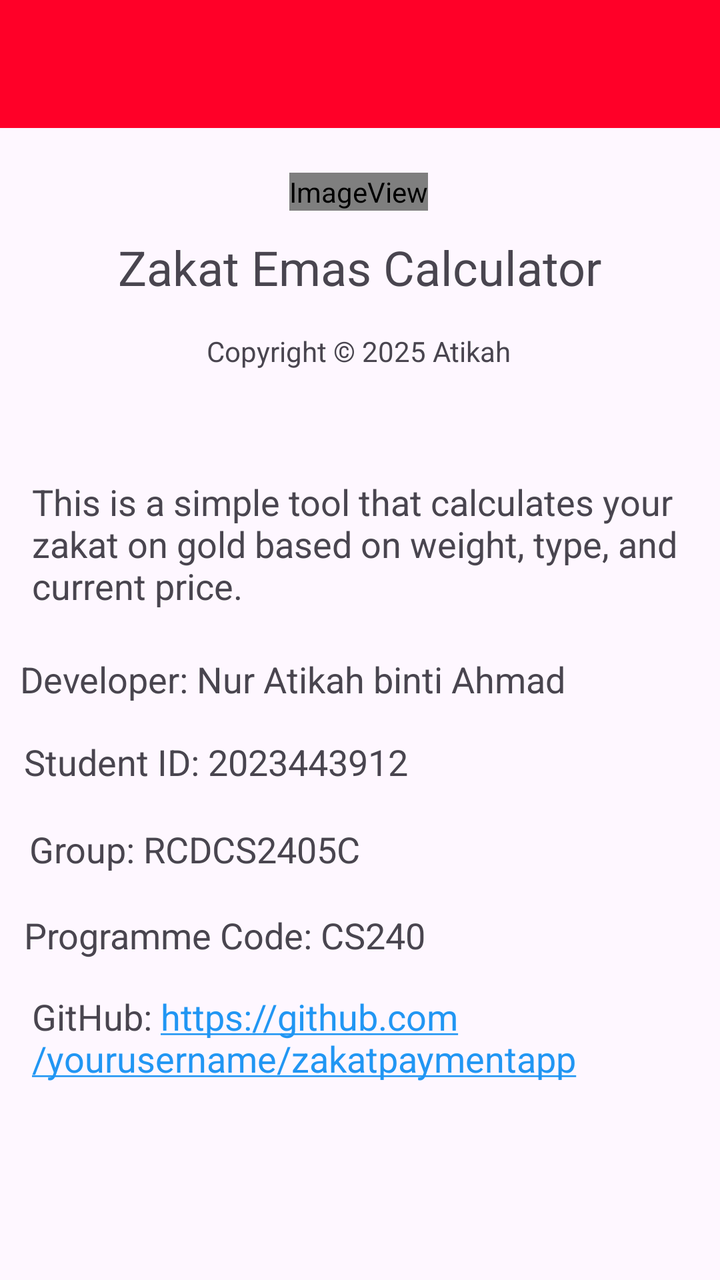
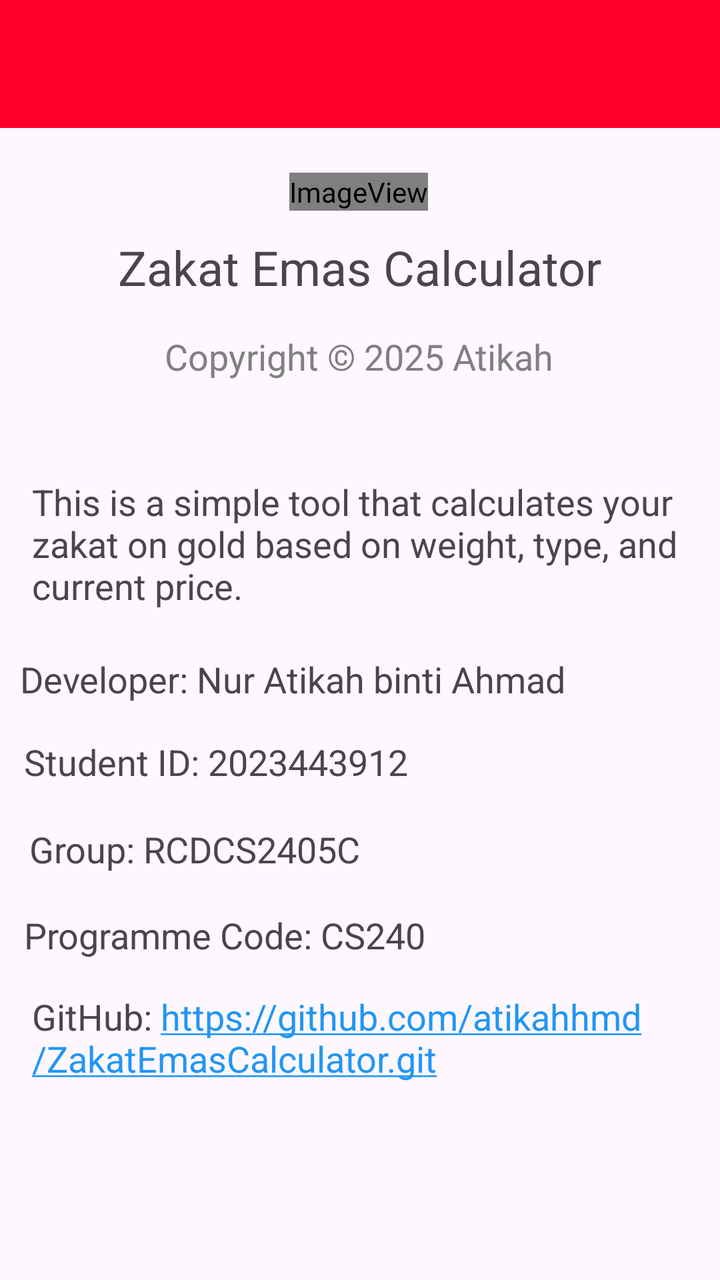

Before-and-after screenshots of an Android layout around one commit, followed by the original layout XML and the change that was made.
<!-- AndroidManifest.xml: application theme Theme.ZakatEmasCalculator -->
<!-- res/layout/activity_about.xml -->
<?xml version="1.0" encoding="utf-8"?>
<androidx.constraintlayout.widget.ConstraintLayout
    xmlns:android="http://schemas.android.com/apk/res/android"
    xmlns:app="http://schemas.android.com/apk/res-auto"
    xmlns:tools="http://schemas.android.com/tools"
    android:id="@+id/main"
    android:layout_width="match_parent"
    android:layout_height="match_parent"
    tools:context=".AboutActivity">

    <androidx.appcompat.widget.Toolbar
        android:id="@+id/zakat_toolbar"
        android:layout_width="0dp"
        android:layout_height="wrap_content"
        android:background="?attr/colorPrimary"
        android:minHeight="?attr/actionBarSize"
        android:theme="?attr/actionBarTheme"
        app:titleTextColor="@color/white"
        app:layout_constraintBottom_toBottomOf="parent"
        app:layout_constraintEnd_toEndOf="parent"
        app:layout_constraintHorizontal_bias="0.0"
        app:layout_constraintStart_toStartOf="parent"
        app:layout_constraintTop_toTopOf="parent"
        app:layout_constraintVertical_bias="0.0" />


    <ImageView
        android:id="@+id/imageView"
        android:layout_width="wrap_content"
        android:layout_height="wrap_content"
        android:layout_below="@id/zakat_toolbar"
        android:layout_centerHorizontal="true"
        app:layout_constraintBottom_toBottomOf="parent"
        app:layout_constraintEnd_toEndOf="parent"
        app:layout_constraintHorizontal_bias="0.498"
        app:layout_constraintStart_toStartOf="parent"
        app:layout_constraintTop_toBottomOf="@+id/zakat_toolbar"
        app:layout_constraintVertical_bias="0.04"
        app:srcCompat="@mipmap/ic_launcher" />


    <TextView
        android:id="@+id/tvTitle"
        android:layout_width="wrap_content"
        android:layout_height="wrap_content"
        android:layout_below="@id/imageView"
        android:layout_centerHorizontal="true"
        android:text="@string/app_name"
        android:textSize="24sp"
        app:layout_constraintBottom_toBottomOf="parent"
        app:layout_constraintEnd_toEndOf="parent"
        app:layout_constraintStart_toStartOf="parent"
        app:layout_constraintTop_toBottomOf="@+id/imageView"
        app:layout_constraintVertical_bias="0.024" />

    <TextView
        android:id="@+id/tvCopyright"
        android:layout_width="wrap_content"
        android:layout_height="wrap_content"
        android:layout_below="@id/tvTitle"
        android:layout_centerHorizontal="true"
        android:text="@string/copyright"
        app:layout_constraintBottom_toBottomOf="parent"
        app:layout_constraintEnd_toEndOf="parent"
        app:layout_constraintHorizontal_bias="0.498"
        app:layout_constraintStart_toStartOf="parent"
        app:layout_constraintTop_toBottomOf="@+id/tvTitle"
        app:layout_constraintVertical_bias="0.035" />

    <TextView
        android:id="@+id/tvDeveloper"
        android:layout_width="wrap_content"
        android:layout_height="wrap_content"
        android:layout_marginTop="16dp"
        android:text="Developer: Nur Atikah binti Ahmad"
        android:textSize="18sp"
        app:layout_constraintBottom_toBottomOf="parent"
        app:layout_constraintEnd_toEndOf="parent"
        app:layout_constraintHorizontal_bias="0.115"
        app:layout_constraintStart_toStartOf="parent"
        app:layout_constraintTop_toBottomOf="@+id/introText"
        app:layout_constraintVertical_bias="0.022" />

    <TextView
        android:id="@+id/tvStudentID"
        android:layout_width="wrap_content"
        android:layout_height="wrap_content"
        android:layout_marginTop="16dp"
        android:text="Student ID: 2023443912"
        android:textSize="18sp"
        app:layout_constraintBottom_toBottomOf="parent"
        app:layout_constraintEnd_toEndOf="parent"
        app:layout_constraintHorizontal_bias="0.072"
        app:layout_constraintStart_toStartOf="parent"
        app:layout_constraintTop_toBottomOf="@id/tvDeveloper"
        app:layout_constraintVertical_bias="0.004" />

    <TextView
        android:id="@+id/classGroup"
        android:layout_width="wrap_content"
        android:layout_height="wrap_content"
        android:layout_marginTop="16dp"
        android:text="Group: RCDCS2405C"
        android:textSize="18sp"
        app:layout_constraintBottom_toBottomOf="parent"
        app:layout_constraintEnd_toEndOf="parent"
        app:layout_constraintHorizontal_bias="0.076"
        app:layout_constraintStart_toStartOf="parent"
        app:layout_constraintTop_toBottomOf="@id/tvStudentID"
        app:layout_constraintVertical_bias="0.016" />

    <TextView
        android:id="@+id/tvProgramme"
        android:layout_width="wrap_content"
        android:layout_height="wrap_content"
        android:layout_marginTop="16dp"
        android:text="Programme Code: CS240"
        android:textSize="18sp"
        app:layout_constraintBottom_toBottomOf="parent"
        app:layout_constraintEnd_toEndOf="parent"
        app:layout_constraintHorizontal_bias="0.076"
        app:layout_constraintStart_toStartOf="parent"
        app:layout_constraintTop_toBottomOf="@id/classGroup"
        app:layout_constraintVertical_bias="0.016" />

    <TextView
        android:id="@+id/tvUrl"
        android:layout_width="0dp"
        android:layout_height="wrap_content"
        android:layout_marginStart="16dp"
        android:layout_marginTop="16dp"
        android:layout_marginEnd="16dp"
        android:autoLink="web"
        android:text="GitHub: https://github.com/yourusername/zakatpaymentapp"
        android:textColorLink="#2196F3"
        android:textSize="18sp"
        app:layout_constraintBottom_toBottomOf="parent"
        app:layout_constraintEnd_toEndOf="parent"
        app:layout_constraintHorizontal_bias="1.0"
        app:layout_constraintStart_toStartOf="parent"
        app:layout_constraintTop_toBottomOf="@id/tvProgramme"
        app:layout_constraintVertical_bias="0.003" />

    <TextView
        android:id="@+id/introText"
        android:layout_width="0dp"
        android:layout_height="wrap_content"
        android:layout_marginStart="16dp"
        android:layout_marginEnd="16dp"
        android:text="@string/about_text"
        android:textSize="18sp"
        app:layout_constraintBottom_toBottomOf="parent"
        app:layout_constraintEnd_toEndOf="parent"
        app:layout_constraintHorizontal_bias="0.0"
        app:layout_constraintStart_toStartOf="parent"
        app:layout_constraintTop_toTopOf="parent"
        app:layout_constraintVertical_bias="0.416" />

</androidx.constraintlayout.widget.ConstraintLayout>
<!-- resources referenced by this layout -->
<resources>
  <color name="white">#FFFFFFFF</color>
  <!-- mipmap ic_launcher (mipmap-anydpi-v26) -->
  <?xml version="1.0" encoding="utf-8"?>
  <adaptive-icon xmlns:android="http://schemas.android.com/apk/res/android">
      <background android:drawable="@color/ic_launcher_background"/>
      <foreground android:drawable="@drawable/ic_launcher_foreground"/>
  </adaptive-icon>
  <string name="about_text">This is a simple tool that calculates your zakat on gold based on weight, type, and current price.</string>
  <string name="app_name">Zakat Emas Calculator</string>
  <string name="copyright">Copyright © 2025 Atikah</string>
  <style name="Theme.ZakatEmasCalculator" parent="Base.Theme.ZakatEmasCalculator" />
  <color name="ic_launcher_background">#FF0028</color>
  <!-- drawable ic_launcher_foreground (drawable) -->
  <vector xmlns:android="http://schemas.android.com/apk/res/android"
      android:width="108dp"
      android:height="108dp"
      android:viewportWidth="960"
      android:viewportHeight="960"
      android:tint="#F8F400">
    <group android:scaleX="0.58"
        android:scaleY="0.58"
        android:translateX="201.6"
        android:translateY="201.6">
      <path
          android:fillColor="@android:color/white"
          android:pathData="M320,720L380,720L380,640L460,640L460,580L380,580L380,500L320,500L320,580L240,580L240,640L320,640L320,720ZM520,690L720,690L720,630L520,630L520,690ZM520,590L720,590L720,530L520,530L520,590ZM564,438L620,382L676,438L718,396L662,338L718,282L676,240L620,296L564,240L522,282L578,338L522,396L564,438ZM250,368L450,368L450,308L250,308L250,368ZM200,840Q167,840 143.5,816.5Q120,793 120,760L120,200Q120,167 143.5,143.5Q167,120 200,120L760,120Q793,120 816.5,143.5Q840,167 840,200L840,760Q840,793 816.5,816.5Q793,840 760,840L200,840ZM200,760L760,760Q760,760 760,760Q760,760 760,760L760,200Q760,200 760,200Q760,200 760,200L200,200Q200,200 200,200Q200,200 200,200L200,760Q200,760 200,760Q200,760 200,760ZM200,200L200,200Q200,200 200,200Q200,200 200,200L200,760Q200,760 200,760Q200,760 200,760L200,760Q200,760 200,760Q200,760 200,760L200,200Q200,200 200,200Q200,200 200,200Z"/>
    </group>
  </vector>
  <style name="Base.Theme.ZakatEmasCalculator" parent="Theme.Material3.DayNight.NoActionBar">
          
          <item name="colorPrimary">@color/my_light_primary</item>
          <item name="android:textColorPrimary">@color/my_light_textcolor</item>
          <item name="popupMenuStyle">@style/my_popupMenuStyle</item>
          <item name="textAppearanceLargePopupMenu">@style/MenuTextStyle</item>
      </style>
  <color name="my_light_primary">#FF0028</color>
  <color name="my_light_textcolor">#000000</color>
  <style name="my_popupMenuStyle" parent="Widget.AppCompat.PopupMenu">
          <item name="android:popupBackground">@color/white</item>
      </style>
  <style name="MenuTextStyle" parent="TextAppearance.AppCompat.Widget.PopupMenu.Large">
          <item name="android:textColor">@color/black</item>
      </style>
  <color name="black">#FF000000</color>
</resources>

<!-- the commit's change to res/layout/activity_about.xml (unified diff, before → after) -->
@@ -8,6 +8,7 @@
     android:layout_height="match_parent"
     tools:context=".AboutActivity">
 
+    
     <androidx.appcompat.widget.Toolbar
         android:id="@+id/zakat_toolbar"
         android:layout_width="0dp"
@@ -23,7 +24,7 @@
         app:layout_constraintTop_toTopOf="parent"
         app:layout_constraintVertical_bias="0.0" />
 
-
+    
     <ImageView
         android:id="@+id/imageView"
         android:layout_width="wrap_content"
@@ -39,6 +40,7 @@
         app:srcCompat="@mipmap/ic_launcher" />
 
 
+    
     <TextView
         android:id="@+id/tvTitle"
         android:layout_width="wrap_content"
@@ -53,6 +55,7 @@
         app:layout_constraintTop_toBottomOf="@+id/imageView"
         app:layout_constraintVertical_bias="0.024" />
 
+    
     <TextView
         android:id="@+id/tvCopyright"
         android:layout_width="wrap_content"
@@ -60,12 +63,15 @@
         android:layout_below="@id/tvTitle"
         android:layout_centerHorizontal="true"
         android:text="@string/copyright"
+        android:textColor="#808080"
+        android:textSize="18sp"
         app:layout_constraintBottom_toBottomOf="parent"
         app:layout_constraintEnd_toEndOf="parent"
         app:layout_constraintHorizontal_bias="0.498"
         app:layout_constraintStart_toStartOf="parent"
         app:layout_constraintTop_toBottomOf="@+id/tvTitle"
         app:layout_constraintVertical_bias="0.035" />
+
 
     <TextView
         android:id="@+id/tvDeveloper"
@@ -131,7 +137,8 @@
         android:layout_marginTop="16dp"
         android:layout_marginEnd="16dp"
         android:autoLink="web"
-        android:text="GitHub: https://github.com/yourusername/zakatpaymentapp"
+        android:linksClickable="true"
+        android:text="GitHub: https://github.com/atikahhmd/ZakatEmasCalculator.git"
         android:textColorLink="#2196F3"
         android:textSize="18sp"
         app:layout_constraintBottom_toBottomOf="parent"
